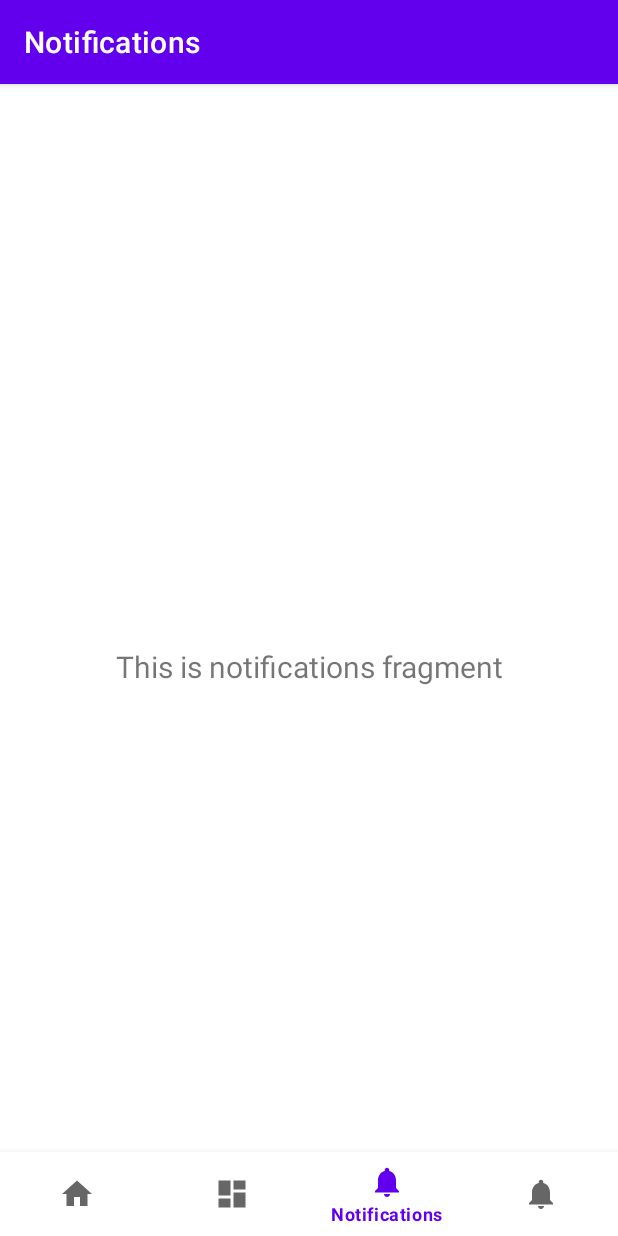
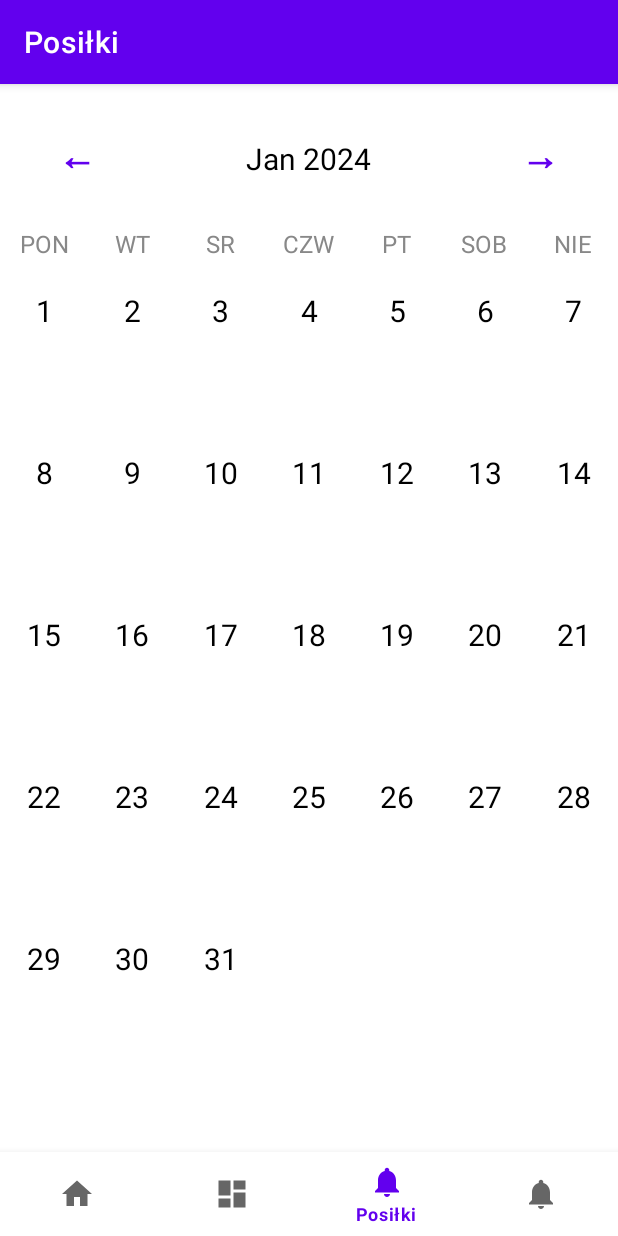
Before and after one commit to Blackkoutt/FitnessApp, an Android app: the ProductsFragment screen opened through its navigation route, item 3 of the bottom bar chosen, on a phone screen of 412 x 824 dp. Run offline under Robolectric (Android 15) with nearby library versions, the phone set to English and light mode, and no system bars; our stand-ins replace Picasso, Room's generated code, navigation-ui; pictures from the network do not load; 1 statement that could not run was skipped.

Commit message:
Wstępne dodanie własnego kalendarza
Kalendarz akutalnie wyswietla kolejne miesiące
Lepiej będzie gdy kalendarz będzie wyświetlał tylko kolejne tygodnie

```diff
--- a/app/build.gradle.kts
+++ b/app/build.gradle.kts
@@ -8,7 +8,7 @@ android {
 
     defaultConfig {
         applicationId = "com.example.fitnessapp"
-        minSdk = 24
+        minSdk = 26
         targetSdk = 33
         versionCode = 1
         versionName = "1.0"
--- /dev/null
+++ b/app/src/main/java/com/example/fitnessapp/CalendarAdapter.java
@@ -0,0 +1,4 @@
+package com.example.fitnessapp;
+
+public class CalendarAdapter {
+}
--- /dev/null
+++ b/app/src/main/java/com/example/fitnessapp/CalendarViewHolder.java
@@ -0,0 +1,4 @@
+package com.example.fitnessapp;
+
+public class CalendarViewHolder {
+}
--- a/app/src/main/java/com/example/fitnessapp/Database/Models/ProductCategory.java
+++ b/app/src/main/java/com/example/fitnessapp/Database/Models/ProductCategory.java
@@ -1,8 +1,9 @@
 package com.example.fitnessapp.Database.Models;
 
 import androidx.room.Entity;
+import androidx.room.Index;
 
-@Entity(primaryKeys = {"productId", "categoryId"})
+@Entity(primaryKeys = {"productId", "categoryId"},  indices = {@Index("categoryId")})
 public class ProductCategory {
     private long productId;
     private long categoryId;
--- a/app/src/main/java/com/example/fitnessapp/MainActivity.java
+++ b/app/src/main/java/com/example/fitnessapp/MainActivity.java
@@ -27,7 +27,7 @@ public class MainActivity extends AppCompatActivity {
         // Passing each menu ID as a set of Ids because each
         // menu should be considered as top level destinations.
         AppBarConfiguration appBarConfiguration = new AppBarConfiguration.Builder(
-                R.id.navigation_home, R.id.navigation_products, R.id.navigation_notifications)
+                R.id.navigation_home, R.id.navigation_products, R.id.navigation_meals)
                 .build();
         NavController navController = Navigation.findNavController(this, R.id.nav_host_fragment_activity_main);
         NavigationUI.setupActionBarWithNavController(this, navController, appBarConfiguration);
--- /dev/null
+++ b/app/src/main/java/com/example/fitnessapp/ui/meals/MealsFragment.java
@@ -0,0 +1,150 @@
+package com.example.fitnessapp.ui.meals;
+
+import android.os.Bundle;
+import android.util.Log;
+import android.view.LayoutInflater;
+import android.view.View;
+import android.view.ViewGroup;
+import android.widget.Button;
+import android.widget.TextView;
+
+import androidx.annotation.NonNull;
+import androidx.constraintlayout.widget.ConstraintSet;
+import androidx.fragment.app.Fragment;
+import androidx.recyclerview.widget.GridLayoutManager;
+import androidx.recyclerview.widget.LinearLayoutManager;
+import androidx.recyclerview.widget.RecyclerView;
+
+import com.example.fitnessapp.Database.Models.ProductWithRelations;
+import com.example.fitnessapp.R;
+import com.example.fitnessapp.ui.products.ProductsFragment;
+
+import org.w3c.dom.Text;
+
+import java.time.DateTimeException;
+import java.time.LocalDate;
+import java.time.YearMonth;
+import java.time.format.DateTimeFormatter;
+import java.util.ArrayList;
+import java.util.List;
+
+public class MealsFragment extends Fragment {
+    private Button previousMonthButton;
+    private Button nextMonthButton;
+    private TextView monthViewTextView;
+    private LocalDate selectedDate;
+    private RecyclerView recyclerView;
+    private MealsFragment.CalendarAdapter adapter;
+
+
+    public View onCreateView(@NonNull LayoutInflater inflater,
+                             ViewGroup container, Bundle savedInstanceState) {
+
+        View view = inflater.inflate(R.layout.fragment_meals, container, false);
+
+        previousMonthButton = view.findViewById(R.id.previous_month);
+        nextMonthButton = view.findViewById(R.id.next_month);
+        monthViewTextView = view.findViewById(R.id.moth_view_text_view);
+        recyclerView = view.findViewById(R.id.calendar_recycler_view);
+        adapter = new MealsFragment.CalendarAdapter();
+        recyclerView.setAdapter(adapter);
+        recyclerView.setLayoutManager(new GridLayoutManager(getActivity().getApplicationContext(), 7));
+        selectedDate = LocalDate.now();
+
+        setMonthView();
+
+        previousMonthButton.setOnClickListener(this::setPreviousMonth);
+        nextMonthButton.setOnClickListener(this::setNextMonth);
+
+        return view;
+    }
+    private void setMonthView(){
+        monthViewTextView.setText(monthYearFromDate(selectedDate));
+        ArrayList<String> daysInMonth = getDaysInMonthArray(selectedDate);
+        adapter.setDays(daysInMonth);
+    }
+
+    private ArrayList<String> getDaysInMonthArray(LocalDate date) {
+        ArrayList<String> daysInMonthArray = new ArrayList<>();
+        YearMonth yearMonth = YearMonth.from(date);
+
+        int daysInMonth = yearMonth.lengthOfMonth();
+
+        LocalDate firstOfMonth = selectedDate.withDayOfMonth(1);
+
+        int dayOfWeek = firstOfMonth.getDayOfWeek().getValue();
+
+        for(int i=1; i<= 42; i++){
+            if(i<dayOfWeek || i+1>daysInMonth + dayOfWeek){
+                daysInMonthArray.add("");
+            }
+            else{
+                daysInMonthArray.add(String.valueOf(i+1 - dayOfWeek));
+            }
+        }
+        return daysInMonthArray;
+    }
+
+    private String monthYearFromDate(LocalDate date){
+        DateTimeFormatter formatter = DateTimeFormatter.ofPattern("MMM yyyy");
+        return date.format(formatter);
+    }
+
+    private void setNextMonth(View view) {
+        selectedDate = selectedDate.plusMonths(1);
+        setMonthView();
+    }
+
+    private void setPreviousMonth(View view) {
+        selectedDate = selectedDate.minusMonths(1);
+        setMonthView();
+    }
+
+    private class CalendarViewHolder extends RecyclerView.ViewHolder {
+        private String dayOfMonth;
+        private final TextView dayOfMonthTextView;
+       public  CalendarViewHolder(LayoutInflater inflater, ViewGroup parent){
+           super(inflater.inflate(R.layout.calendar_cell, parent, false));
+           dayOfMonthTextView = itemView.findViewById(R.id.cellDayText);
+           ViewGroup.LayoutParams layoutParams = itemView.getLayoutParams();
+           layoutParams.height = (int) (parent.getHeight() * 0.166666666);
+       }
+        public void bind(String dayOfMonth){
+            this.dayOfMonth= dayOfMonth;
+            dayOfMonthTextView.setText(dayOfMonth);
+        }
+    }
+    private class CalendarAdapter extends RecyclerView.Adapter<MealsFragment.CalendarViewHolder> {
+        private ArrayList<String> daysOfMonth;
+        @NonNull
+        @Override
+        public CalendarViewHolder onCreateViewHolder(@NonNull ViewGroup parent, int viewType) {
+            return new MealsFragment.CalendarViewHolder(getLayoutInflater(), parent);
+        }
+
+        @Override
+        public void onBindViewHolder(@NonNull CalendarViewHolder holder, int position) {
+            if(daysOfMonth != null){
+                String dayString = daysOfMonth.get(position);
+                holder.bind(dayString);
+            }
+            else {
+                Log.d("MainActivity", "No days");
+            }
+        }
+
+        @Override
+        public int getItemCount() {
+            return daysOfMonth.size();
+        }
+        void setDays(ArrayList<String> days){
+            this.daysOfMonth = days;
+            notifyDataSetChanged();
+        }
+    }
+
+    @Override
+    public void onDestroyView() {
+        super.onDestroyView();
+    }
+}
--- a/app/src/main/java/com/example/fitnessapp/ui/notifications/NotificationsFragment.java
+++ /dev/null
@@ -1,37 +0,0 @@
-package com.example.fitnessapp.ui.notifications;
-
-import android.os.Bundle;
-import android.view.LayoutInflater;
-import android.view.View;
-import android.view.ViewGroup;
-import android.widget.TextView;
-
-import androidx.annotation.NonNull;
-import androidx.fragment.app.Fragment;
-import androidx.lifecycle.ViewModelProvider;
-
-import com.example.fitnessapp.databinding.FragmentNotificationsBinding;
-
-public class NotificationsFragment extends Fragment {
-
-    private FragmentNotificationsBinding binding;
-
-    public View onCreateView(@NonNull LayoutInflater inflater,
-                             ViewGroup container, Bundle savedInstanceState) {
-        NotificationsViewModel notificationsViewModel =
-                new ViewModelProvider(this).get(NotificationsViewModel.class);
-
-        binding = FragmentNotificationsBinding.inflate(inflater, container, false);
-        View root = binding.getRoot();
-
-        final TextView textView = binding.textNotifications;
-        notificationsViewModel.getText().observe(getViewLifecycleOwner(), textView::setText);
-        return root;
-    }
-
-    @Override
-    public void onDestroyView() {
-        super.onDestroyView();
-        binding = null;
-    }
-}
--- a/app/src/main/java/com/example/fitnessapp/ui/notifications/NotificationsViewModel.java
+++ /dev/null
@@ -1,19 +0,0 @@
-package com.example.fitnessapp.ui.notifications;
-
-import androidx.lifecycle.LiveData;
-import androidx.lifecycle.MutableLiveData;
-import androidx.lifecycle.ViewModel;
-
-public class NotificationsViewModel extends ViewModel {
-
-    private final MutableLiveData<String> mText;
-
-    public NotificationsViewModel() {
-        mText = new MutableLiveData<>();
-        mText.setValue("This is notifications fragment");
-    }
-
-    public LiveData<String> getText() {
-        return mText;
-    }
-}
--- a/app/src/main/java/com/example/fitnessapp/ui/products/ProductsFragment.java
+++ b/app/src/main/java/com/example/fitnessapp/ui/products/ProductsFragment.java
@@ -39,6 +39,7 @@ import com.example.fitnessapp.Database.ViewModels.ProductDetailsViewModel;
 import com.example.fitnessapp.Database.ViewModels.ProductViewModel;
 import com.example.fitnessapp.ProductDetailsActivity;
 import com.example.fitnessapp.R;
+import com.example.fitnessapp.ui.home.HomeFragment;
 import com.google.android.material.floatingactionbutton.FloatingActionButton;
 import com.google.android.material.snackbar.Snackbar;
 import com.google.android.material.textfield.TextInputEditText;
@@ -173,6 +174,7 @@ public class ProductsFragment extends Fragment {
         private TextView productManufacturerTextView;
         private TextView productNameTextView;
         public ProductHolder(LayoutInflater inflater, ViewGroup parent){
+            //super(itemView);
             super(inflater.inflate(R.layout.product_list_item, parent, false));
 
             productManufacturerTextView = itemView.findViewById(R.id.product_manufacturer);
@@ -282,7 +284,7 @@ public class ProductsFragment extends Fragment {
         @NonNull
         @Override
         public ProductHolder onCreateViewHolder(@NonNull ViewGroup parent, int viewType) {
-            return new ProductHolder(getLayoutInflater(), parent);
+            return new ProductsFragment.ProductHolder(getLayoutInflater(), parent);
         }
 
         @Override
@@ -292,7 +294,7 @@ public class ProductsFragment extends Fragment {
                 holder.bind(product);
             }
             else {
-                Log.d("MainActivity", "No books");
+                Log.d("MainActivity", "No products");
             }
         }
 
--- /dev/null
+++ b/app/src/main/res/layout/calendar_cell.xml
@@ -0,0 +1,21 @@
+<?xml version="1.0" encoding="utf-8"?>
+<androidx.constraintlayout.widget.ConstraintLayout xmlns:android="http://schemas.android.com/apk/res/android"
+    android:layout_width="match_parent"
+    android:layout_height="match_parent"
+    xmlns:app="http://schemas.android.com/apk/res-auto">
+    <TextView
+        android:id="@+id/cellDayText"
+        android:layout_width="wrap_content"
+        android:layout_height="wrap_content"
+        android:text="1"
+        android:textSize="20dp"
+        android:textColor="@color/black"
+        app:layout_constraintBottom_toBottomOf="parent"
+        app:layout_constraintTop_toTopOf="parent"
+        app:layout_constraintRight_toRightOf="parent"
+        app:layout_constraintLeft_toLeftOf="parent"
+        app:layout_constraintVertical_bias="0.25">
+
+    </TextView>
+
+</androidx.constraintlayout.widget.ConstraintLayout>
--- /dev/null
+++ b/app/src/main/res/layout/fragment_meals.xml
@@ -0,0 +1,120 @@
+<?xml version="1.0" encoding="utf-8"?>
+<LinearLayout
+xmlns:android="http://schemas.android.com/apk/res/android"
+xmlns:app="http://schemas.android.com/apk/res-auto"
+xmlns:tools="http://schemas.android.com/tools"
+android:layout_width="match_parent"
+android:layout_height="match_parent"
+android:orientation="vertical"
+tools:context=".ui.meals.MealsFragment">
+
+    <LinearLayout
+        android:layout_width="match_parent"
+        android:layout_height="wrap_content"
+        android:orientation="horizontal"
+        android:layout_marginBottom="20dp"
+        android:layout_marginTop="20dp">
+        <Button
+            android:id="@+id/previous_month"
+            android:layout_width="0dp"
+            android:layout_height="wrap_content"
+            android:layout_weight="1"
+            android:text="@string/left_arrow"
+            style="@style/Widget.MaterialComponents.Button.OutlinedButton"
+            app:strokeColor="@android:color/transparent"
+            android:textColor="@color/purple_500"
+            android:background="@null"
+            android:textStyle="bold"
+            android:textSize="25sp"/>
+        <TextView
+            android:id="@+id/moth_view_text_view"
+            android:layout_width="0dp"
+            android:layout_weight="2"
+            android:layout_height="wrap_content"
+            android:text="Styczeń 2024"
+            android:textSize="20sp"
+            android:textAlignment="center"
+            android:textColor="@color/black"/>
+        <Button
+            android:id="@+id/next_month"
+            android:layout_width="0dp"
+            android:layout_height="wrap_content"
+            android:layout_weight="1"
+            style="@style/Widget.MaterialComponents.Button.OutlinedButton"
+            app:strokeColor="@android:color/transparent"
+            android:text="@string/right_arrow"
+            android:textColor="@color/purple_500"
+            android:background="@null"
+            android:textStyle="bold"
+            android:textSize="25sp"/>
+    </LinearLayout>
+    <LinearLayout
+        android:layout_width="match_parent"
+        android:layout_height="wrap_content"
+        android:orientation="horizontal"
+        >
+        <TextView
+            android:layout_width="0dp"
+            android:layout_height="wrap_content"
+            android:layout_weight="1"
+            android:text="PON"
+            android:textColor="@color/gray"
+            android:textAlignment="center"
+            android:textSize="16sp" />
+        <TextView
+            android:layout_width="0dp"
+            android:layout_height="wrap_content"
+            android:layout_weight="1"
+            android:text="WT"
+            android:textColor="@color/gray"
+            android:textAlignment="center"
+            android:textSize="16sp" />
+        <TextView
+            android:layout_width="0dp"
+            android:layout_height="wrap_content"
+            android:layout_weight="1"
+            android:text="SR"
+            android:textColor="@color/gray"
+            android:textAlignment="center"
+            android:textSize="16sp" />
+        <TextView
+            android:layout_width="0dp"
+            android:layout_height="wrap_content"
+            android:layout_weight="1"
+            android:text="CZW"
+            android:textColor="@color/gray"
+            android:textAlignment="center"
+            android:textSize="16sp" />
+        <TextView
+            android:layout_width="0dp"
+            android:layout_height="wrap_content"
+            android:layout_weight="1"
+            android:text="PT"
+            android:textColor="@color/gray"
+            android:textAlignment="center"
+            android:textSize="16sp" />
+        <TextView
+            android:layout_width="0dp"
+            android:layout_height="wrap_content"
+            android:layout_weight="1"
+            android:text="SOB"
+            android:textColor="@color/gray"
+            android:textAlignment="center"
+            android:textSize="16sp" />
+        <TextView
+            android:layout_width="0dp"
+            android:layout_height="wrap_content"
+            android:layout_weight="1"
+            android:text="NIE"
+            android:textColor="@color/gray"
+            android:textAlignment="center"
+            android:textSize="16sp" />
+    </LinearLayout>
+    <androidx.recyclerview.widget.RecyclerView
+        android:id="@+id/calendar_recycler_view"
+        android:layout_width="match_parent"
+        android:layout_height="match_parent"
+        >
+
+    </androidx.recyclerview.widget.RecyclerView>
+</LinearLayout>
--- a/app/src/main/res/layout/fragment_notifications.xml
+++ /dev/null
@@ -1,22 +0,0 @@
-<?xml version="1.0" encoding="utf-8"?>
-<androidx.constraintlayout.widget.ConstraintLayout xmlns:android="http://schemas.android.com/apk/res/android"
-    xmlns:app="http://schemas.android.com/apk/res-auto"
-    xmlns:tools="http://schemas.android.com/tools"
-    android:layout_width="match_parent"
-    android:layout_height="match_parent"
-    tools:context=".ui.notifications.NotificationsFragment">
-
-    <TextView
-        android:id="@+id/text_notifications"
-        android:layout_width="match_parent"
-        android:layout_height="wrap_content"
-        android:layout_marginStart="8dp"
-        android:layout_marginTop="8dp"
-        android:layout_marginEnd="8dp"
-        android:textAlignment="center"
-        android:textSize="20sp"
-        app:layout_constraintBottom_toBottomOf="parent"
-        app:layout_constraintEnd_toEndOf="parent"
-        app:layout_constraintStart_toStartOf="parent"
-        app:layout_constraintTop_toTopOf="parent" />
-</androidx.constraintlayout.widget.ConstraintLayout>
--- a/app/src/main/res/menu/bottom_nav_menu.xml
+++ b/app/src/main/res/menu/bottom_nav_menu.xml
@@ -12,9 +12,9 @@
         android:title="@string/title_products" />
 
     <item
-        android:id="@+id/navigation_notifications"
+        android:id="@+id/navigation_meals"
         android:icon="@drawable/ic_notifications_black_24dp"
-        android:title="@string/title_notifications" />
+        android:title="@string/title_meals" />
     <item
         android:id="@+id/navigation_notifications2"
         android:icon="@drawable/ic_notifications_black_24dp"
--- a/app/src/main/res/navigation/mobile_navigation.xml
+++ b/app/src/main/res/navigation/mobile_navigation.xml
@@ -18,8 +18,8 @@
         tools:layout="@layout/fragment_products" />
 
     <fragment
-        android:id="@+id/navigation_notifications"
-        android:name="com.example.fitnessapp.ui.notifications.NotificationsFragment"
-        android:label="@string/title_notifications"
-        tools:layout="@layout/fragment_notifications" />
+        android:id="@+id/navigation_meals"
+        android:name="com.example.fitnessapp.ui.meals.MealsFragment"
+        android:label="@string/title_meals"
+        tools:layout="@layout/fragment_meals" />
 </navigation>
--- a/app/src/main/res/values/colors.xml
+++ b/app/src/main/res/values/colors.xml
@@ -7,7 +7,8 @@
     <color name="teal_700">#FF018786</color>
     <color name="black">#FF000000</color>
     <color name="white">#FFFFFFFF</color>
-    <color name="gray">#747574</color>
+
+    <color name="gray">#888</color>
     <color name="buttonColor">#a1887f</color>
     <color name="blue">#2b678a</color>
     <color name="dark_gray">#3b3b3b</color>
--- a/app/src/main/res/values/strings.xml
+++ b/app/src/main/res/values/strings.xml
@@ -2,7 +2,7 @@
     <string name="app_name">FitnessApp</string>
     <string name="title_home">Strona główna</string>
     <string name="title_products">Produkty</string>
-    <string name="title_notifications">Notifications</string>
+    <string name="title_meals">Posiłki</string>
     <string name="author">Author:</string>
     <string name="publication_date">Data publikacji:</string>
     <string name="enter_name">Imię i nazwisko</string>
@@ -66,4 +66,8 @@
 
     <string name="manufacturer_name">Nazwa producenta</string>
     <string name="category_name">Nazwa produktu</string>
+
+
+    <string name="left_arrow">&#x2190;</string>
+    <string name="right_arrow">&#x2192;</string>
 </resources>
```
Also changed, not shown: 1 other file.
